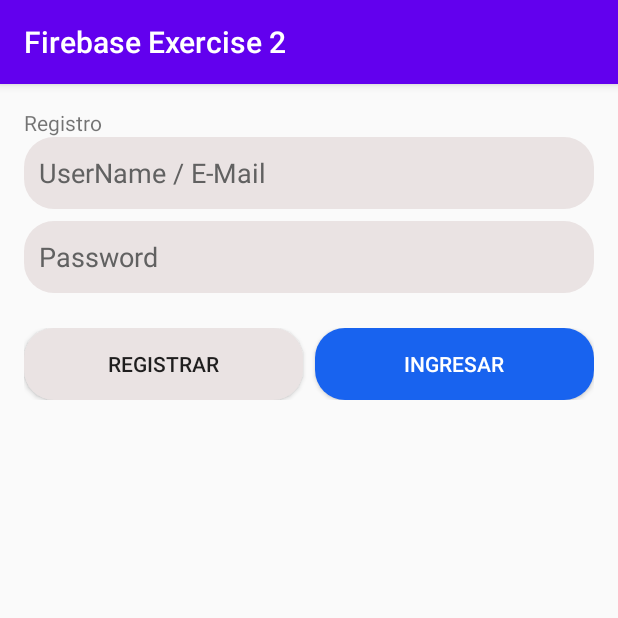
After one commit to ArielJinde/jinde_ariel_examen2, an Android app: the RegistarActivity screen opened directly, with no data from a screen before it, on a phone screen of 412 x 824 dp, the top half of it. The commit adds this screen. Run offline under Robolectric (Android 15) with nearby library versions, the phone set to English and light mode, and no system bars.

Commit message:
commit 21H30

```diff
--- a/app/src/main/AndroidManifest.xml
+++ b/app/src/main/AndroidManifest.xml
@@ -9,6 +9,9 @@
         android:roundIcon="@mipmap/ic_launcher_round"
         android:supportsRtl="true"
         android:theme="@style/Theme.AppFB02">
+        <activity
+            android:name=".RegistarActivity"
+            android:exported="false" />
         <activity
             android:name=".Admin.ListaMisPedidos_Activity"
             android:exported="false" />
--- /dev/null
+++ b/app/src/main/java/jinde/appfb02/RegistarActivity.java
@@ -0,0 +1,14 @@
+package jinde.appfb02;
+
+import androidx.appcompat.app.AppCompatActivity;
+
+import android.os.Bundle;
+
+public class RegistarActivity extends AppCompatActivity {
+
+    @Override
+    protected void onCreate(Bundle savedInstanceState) {
+        super.onCreate(savedInstanceState);
+        setContentView(R.layout.activity_registar);
+    }
+}
--- a/app/src/main/res/layout/activity_auth.xml
+++ b/app/src/main/res/layout/activity_auth.xml
@@ -49,7 +49,7 @@
             android:background="@drawable/input_text"
             android:ems="10"
             android:hint="@string/password"
-            android:inputType="textPassword"
+            android:inputType="text"
             android:minHeight="48dp"
             android:padding="10dp"
             android:textColorHint="#616161" />
--- /dev/null
+++ b/app/src/main/res/layout/activity_registar.xml
@@ -0,0 +1,111 @@
+<?xml version="1.0" encoding="utf-8"?>
+<androidx.constraintlayout.widget.ConstraintLayout xmlns:android="http://schemas.android.com/apk/res/android"
+    xmlns:app="http://schemas.android.com/apk/res-auto"
+    xmlns:tools="http://schemas.android.com/tools"
+    android:layout_width="match_parent"
+    android:layout_height="match_parent"
+    tools:context=".RegistarActivity">
+
+    <ScrollView
+        android:id="@+id/scrollView2"
+        android:layout_width="0dp"
+        android:layout_height="0dp"
+        app:layout_constraintBottom_toBottomOf="parent"
+        app:layout_constraintEnd_toEndOf="parent"
+        app:layout_constraintStart_toStartOf="parent"
+        app:layout_constraintTop_toTopOf="parent">
+
+        <LinearLayout
+            android:layout_width="match_parent"
+            android:layout_height="wrap_content"
+            android:orientation="vertical" >
+
+            <LinearLayout
+                android:id="@+id/linearLayout2"
+                android:layout_width="match_parent"
+                android:layout_height="620dp"
+                android:layout_marginStart="16dp"
+                android:layout_marginTop="16dp"
+                android:layout_marginEnd="16dp"
+                android:layout_marginBottom="16dp"
+                android:orientation="vertical">
+
+
+                <TextView
+                    android:id="@+id/textView5"
+                    android:layout_width="match_parent"
+                    android:layout_height="wrap_content"
+                    android:text="Registro" />
+
+                <EditText
+                    android:id="@+id/editTextTextEmailAddress"
+                    android:layout_width="match_parent"
+                    android:layout_height="wrap_content"
+                    android:layout_marginStart="0dp"
+                    android:layout_marginEnd="0dp"
+                    android:autofillHints=""
+
+                    android:background="@drawable/input_text"
+                    android:hint="@string/usuario_mail"
+                    android:minHeight="48dp"
+                    android:padding="10dp"
+                    android:textColorHint="#616161" />
+
+                <Space
+                    android:layout_width="match_parent"
+                    android:layout_height="8dp" />
+
+                <EditText
+                    android:id="@+id/editTextTextPassword"
+                    android:layout_width="match_parent"
+                    android:layout_height="wrap_content"
+                    android:layout_marginStart="0dp"
+                    android:layout_marginEnd="0dp"
+                    android:layout_marginBottom="15dp"
+                    android:autofillHints=""
+                    android:background="@drawable/input_text"
+                    android:ems="10"
+                    android:hint="@string/password"
+                    android:inputType="text"
+                    android:minHeight="48dp"
+                    android:padding="10dp"
+                    android:textColorHint="#616161" />
+
+                <Space
+                    android:layout_width="match_parent"
+                    android:layout_height="8dp" />
+
+                <LinearLayout
+                    android:layout_width="match_parent"
+                    android:layout_height="wrap_content"
+                    android:orientation="horizontal">
+
+                    <Button
+                        android:id="@+id/buttonHome"
+                        android:layout_width="wrap_content"
+                        android:layout_height="wrap_content"
+                        android:layout_weight="3"
+                        android:background="@drawable/input_text"
+                        android:text="@string/registrar" />
+
+                    <Space
+                        android:layout_width="8dp"
+                        android:layout_height="wrap_content" />
+
+                    <Button
+                        android:id="@+id/buttonLogin"
+                        android:layout_width="wrap_content"
+                        android:layout_height="wrap_content"
+                        android:layout_weight="3"
+                        android:background="@drawable/button_login"
+
+                        android:text="@string/login"
+                        android:textColor="#FFFFFF"
+                        tools:text="@string/login" />
+                </LinearLayout>
+
+            </LinearLayout>
+        </LinearLayout>
+    </ScrollView>
+
+</androidx.constraintlayout.widget.ConstraintLayout>
```
